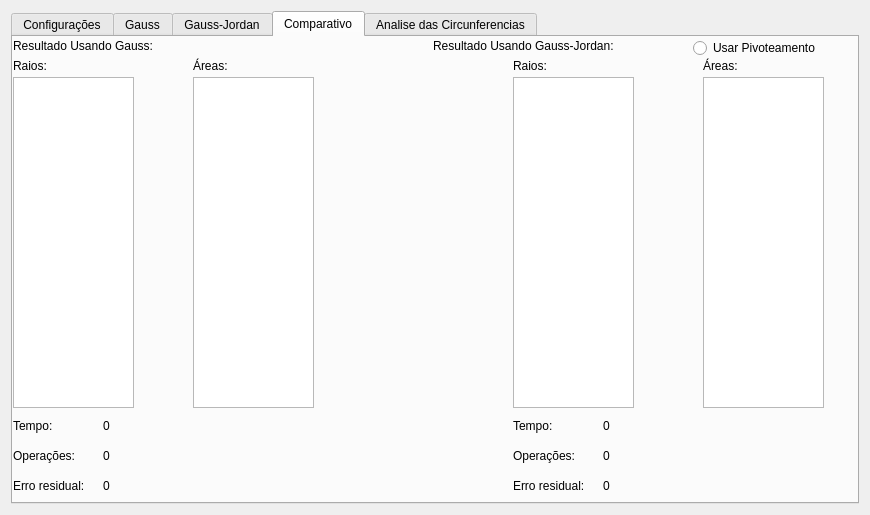
Above: mainwindow.ui from Maysk/trab2MN1 before the change. Below: the same form after it.
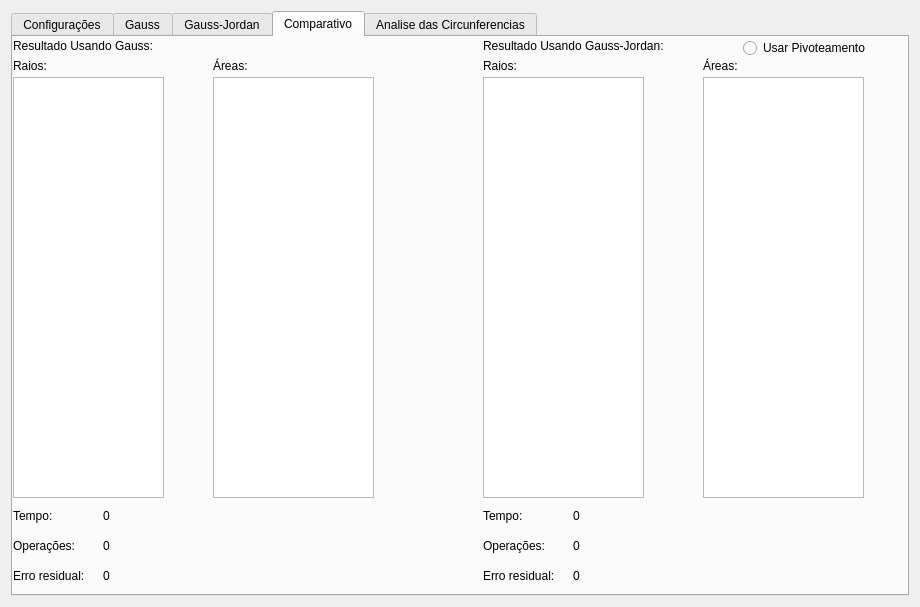
That is the form after the change. The open tabs and pages were chosen to show the change.

Commit message: Melhorias no tamanho das colunas e textos na interface

What changed in the file:
```diff
--- a/mainwindow.ui
+++ b/mainwindow.ui
@@ -6,8 +6,8 @@
    <rect>
     <x>0</x>
     <y>0</y>
-    <width>870</width>
-    <height>515</height>
+    <width>920</width>
+    <height>607</height>
    </rect>
   </property>
   <property name="windowTitle">
@@ -505,7 +505,7 @@
        <widget class="QRadioButton" name="radioButtonComp">
         <property name="geometry">
          <rect>
-          <x>680</x>
+          <x>730</x>
           <y>0</y>
           <width>161</width>
           <height>22</height>
@@ -520,8 +520,8 @@
          <rect>
           <x>0</x>
           <y>40</y>
-          <width>121</width>
-          <height>331</height>
+          <width>151</width>
+          <height>421</height>
          </rect>
         </property>
        </widget>
@@ -541,7 +541,7 @@
        <widget class="QLabel" name="label_8">
         <property name="geometry">
          <rect>
-          <x>420</x>
+          <x>470</x>
           <y>0</y>
           <width>231</width>
           <height>17</height>
@@ -554,10 +554,10 @@
        <widget class="QTableWidget" name="tableRGaussJordanComp">
         <property name="geometry">
          <rect>
-          <x>500</x>
+          <x>470</x>
           <y>40</y>
-          <width>121</width>
-          <height>331</height>
+          <width>161</width>
+          <height>421</height>
          </rect>
         </property>
        </widget>
@@ -565,8 +565,8 @@
         <property name="geometry">
          <rect>
           <x>90</x>
-          <y>380</y>
-          <width>401</width>
+          <y>470</y>
+          <width>371</width>
           <height>17</height>
          </rect>
         </property>
@@ -578,7 +578,7 @@
         <property name="geometry">
          <rect>
           <x>0</x>
-          <y>410</y>
+          <y>500</y>
           <width>81</width>
           <height>17</height>
          </rect>
@@ -591,8 +591,8 @@
         <property name="geometry">
          <rect>
           <x>90</x>
-          <y>440</y>
-          <width>401</width>
+          <y>530</y>
+          <width>381</width>
           <height>17</height>
          </rect>
         </property>
@@ -604,7 +604,7 @@
         <property name="geometry">
          <rect>
           <x>0</x>
-          <y>440</y>
+          <y>530</y>
           <width>91</width>
           <height>17</height>
          </rect>
@@ -617,7 +617,7 @@
         <property name="geometry">
          <rect>
           <x>0</x>
-          <y>380</y>
+          <y>470</y>
           <width>81</width>
           <height>17</height>
          </rect>
@@ -630,8 +630,8 @@
         <property name="geometry">
          <rect>
           <x>90</x>
-          <y>410</y>
-          <width>401</width>
+          <y>500</y>
+          <width>371</width>
           <height>17</height>
          </rect>
         </property>
@@ -642,8 +642,8 @@
        <widget class="QLabel" name="label_18">
         <property name="geometry">
          <rect>
-          <x>500</x>
-          <y>380</y>
+          <x>470</x>
+          <y>470</y>
           <width>81</width>
           <height>17</height>
          </rect>
@@ -655,9 +655,9 @@
        <widget class="QLabel" name="labelInterationsGaussJordanComp">
         <property name="geometry">
          <rect>
-          <x>590</x>
-          <y>410</y>
-          <width>251</width>
+          <x>560</x>
+          <y>500</y>
+          <width>331</width>
           <height>17</height>
          </rect>
         </property>
@@ -668,9 +668,9 @@
        <widget class="QLabel" name="labelTimeGaussJordanComp">
         <property name="geometry">
          <rect>
-          <x>590</x>
-          <y>380</y>
-          <width>251</width>
+          <x>560</x>
+          <y>470</y>
+          <width>331</width>
           <height>17</height>
          </rect>
         </property>
@@ -681,8 +681,8 @@
        <widget class="QLabel" name="label_19">
         <property name="geometry">
          <rect>
-          <x>500</x>
-          <y>440</y>
+          <x>470</x>
+          <y>530</y>
           <width>91</width>
           <height>17</height>
          </rect>
@@ -694,8 +694,8 @@
        <widget class="QLabel" name="label_20">
         <property name="geometry">
          <rect>
-          <x>500</x>
-          <y>410</y>
+          <x>470</x>
+          <y>500</y>
           <width>81</width>
           <height>17</height>
          </rect>
@@ -707,9 +707,9 @@
        <widget class="QLabel" name="labelErrorGaussJordanComp">
         <property name="geometry">
          <rect>
-          <x>590</x>
-          <y>440</y>
-          <width>251</width>
+          <x>560</x>
+          <y>530</y>
+          <width>331</width>
           <height>17</height>
          </rect>
         </property>
@@ -735,15 +735,15 @@
          <rect>
           <x>690</x>
           <y>40</y>
-          <width>121</width>
-          <height>331</height>
+          <width>161</width>
+          <height>421</height>
          </rect>
         </property>
        </widget>
        <widget class="QLabel" name="label_28">
         <property name="geometry">
          <rect>
-          <x>180</x>
+          <x>200</x>
           <y>20</y>
           <width>67</width>
           <height>17</height>
@@ -756,10 +756,10 @@
        <widget class="QTableWidget" name="tableAreaGaussComp">
         <property name="geometry">
          <rect>
-          <x>180</x>
+          <x>200</x>
           <y>40</y>
-          <width>121</width>
-          <height>331</height>
+          <width>161</width>
+          <height>421</height>
          </rect>
         </property>
        </widget>
@@ -779,7 +779,7 @@
        <widget class="QLabel" name="label_30">
         <property name="geometry">
          <rect>
-          <x>500</x>
+          <x>470</x>
           <y>20</y>
           <width>67</width>
           <height>17</height>
```
Left out of the diff: 90 changed lines with no effect on the pictures. The commit also changes 2 other files.
